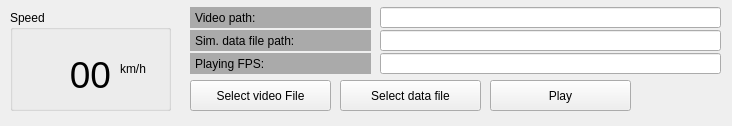
vietanhdev/open-adas, file src/simulation/simulation.ui: the form before one commit.
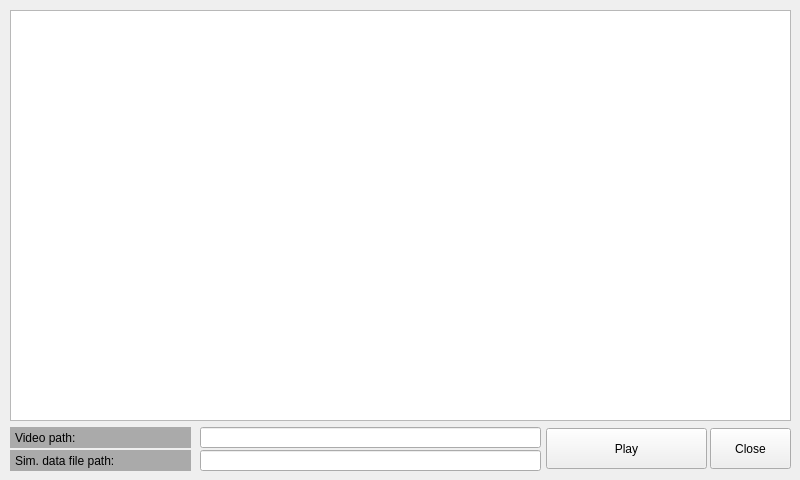
The form after the commit.

The edit to the form file:
```diff
--- a/src/simulation/simulation.ui
+++ b/src/simulation/simulation.ui
@@ -9,8 +9,8 @@
    <rect>
     <x>0</x>
     <y>0</y>
-    <width>732</width>
-    <height>126</height>
+    <width>800</width>
+    <height>480</height>
    </rect>
   </property>
   <property name="minimumSize">
@@ -31,24 +31,11 @@
   <property name="styleSheet">
    <string notr="true"/>
   </property>
-  <widget class="QPushButton" name="selectVideoBtn">
-   <property name="geometry">
-    <rect>
-     <x>190</x>
-     <y>80</y>
-     <width>141</width>
-     <height>31</height>
-    </rect>
-   </property>
-   <property name="text">
-    <string>Select video File</string>
-   </property>
-  </widget>
   <widget class="QLabel" name="label">
    <property name="geometry">
     <rect>
-     <x>190</x>
-     <y>7</y>
+     <x>10</x>
+     <y>427</y>
      <width>181</width>
      <height>21</height>
     </rect>
@@ -66,8 +53,8 @@
   <widget class="QLabel" name="label_3">
    <property name="geometry">
     <rect>
-     <x>190</x>
-     <y>30</y>
+     <x>10</x>
+     <y>450</y>
      <width>181</width>
      <height>21</height>
     </rect>
@@ -82,106 +69,24 @@
     <string>Sim. data file path:  </string>
    </property>
   </widget>
-  <widget class="QPushButton" name="selectDataFileBtn">
-   <property name="geometry">
-    <rect>
-     <x>340</x>
-     <y>80</y>
-     <width>141</width>
-     <height>31</height>
-    </rect>
-   </property>
-   <property name="text">
-    <string>Select data file</string>
-   </property>
-  </widget>
   <widget class="QPushButton" name="playBtn">
    <property name="geometry">
     <rect>
-     <x>490</x>
-     <y>80</y>
-     <width>141</width>
-     <height>31</height>
-    </rect>
-   </property>
-   <property name="text">
-    <string>Play</string>
-   </property>
-  </widget>
-  <widget class="QGroupBox" name="groupBox">
-   <property name="geometry">
-    <rect>
-     <x>10</x>
-     <y>10</y>
+     <x>546</x>
+     <y>428</y>
      <width>161</width>
-     <height>101</height>
+     <height>41</height>
     </rect>
-   </property>
-   <property name="title">
-    <string>Speed</string>
-   </property>
-   <widget class="QLabel" name="label_2">
-    <property name="geometry">
-     <rect>
-      <x>110</x>
-      <y>50</y>
-      <width>40</width>
-      <height>17</height>
-     </rect>
-    </property>
-    <property name="text">
-     <string>km/h</string>
-    </property>
-   </widget>
-   <widget class="QLabel" name="speedLabel">
-    <property name="geometry">
-     <rect>
-      <x>20</x>
-      <y>40</y>
-      <width>81</width>
-      <height>50</height>
-     </rect>
-    </property>
-    <property name="font">
-     <font>
-      <pointsize>28</pointsize>
-     </font>
-    </property>
-    <property name="layoutDirection">
-     <enum>Qt::RightToLeft</enum>
-    </property>
-    <property name="text">
-     <string>00</string>
-    </property>
-    <property name="alignment">
-     <set>Qt::AlignRight|Qt::AlignTrailing|Qt::AlignVCenter</set>
-    </property>
-   </widget>
-  </widget>
-  <widget class="QLabel" name="label_4">
-   <property name="geometry">
-    <rect>
-     <x>190</x>
-     <y>53</y>
-     <width>181</width>
-     <height>21</height>
-    </rect>
-   </property>
-   <property name="styleSheet">
-    <string notr="true">background: #AAAAAA;
-padding: 2px;
-color: #000;
-</string>
    </property>
    <property name="text">
-    <string>Playing FPS:</string>
+    <string>Play</string>
    </property>
   </widget>
   <widget class="QLineEdit" name="videoPathLabel">
    <property name="geometry">
     <rect>
-     <x>380</x>
-     <y>7</y>
+     <x>200</x>
+     <y>427</y>
      <width>341</width>
      <height>21</height>
     </rect>
@@ -193,8 +98,8 @@
   <widget class="QLineEdit" name="simDataPathLabel">
    <property name="geometry">
     <rect>
-     <x>380</x>
-     <y>30</y>
+     <x>200</x>
+     <y>450</y>
      <width>341</width>
      <height>21</height>
     </rect>
@@ -203,17 +108,54 @@
     <bool>true</bool>
    </property>
   </widget>
-  <widget class="QLineEdit" name="fpsLabel">
+  <widget class="QListWidget" name="simDataList">
    <property name="geometry">
     <rect>
-     <x>380</x>
-     <y>53</y>
-     <width>341</width>
-     <height>21</height>
+     <x>10</x>
+     <y>10</y>
+     <width>781</width>
+     <height>411</height>
     </rect>
    </property>
-   <property name="readOnly">
+   <property name="cursor" stdset="0">
+    <cursorShape>CrossCursor</cursorShape>
+   </property>
+   <property name="whatsThis">
+    <string notr="true"/>
+   </property>
+   <property name="iconSize">
+    <size>
+     <width>80</width>
+     <height>80</height>
+    </size>
+   </property>
+   <property name="flow">
+    <enum>QListView::LeftToRight</enum>
+   </property>
+   <property name="isWrapping" stdset="0">
     <bool>true</bool>
+   </property>
+   <property name="resizeMode">
+    <enum>QListView::Adjust</enum>
+   </property>
+   <property name="viewMode">
+    <enum>QListView::IconMode</enum>
+   </property>
+   <property name="uniformItemSizes">
+    <bool>true</bool>
+   </property>
+  </widget>
+  <widget class="QPushButton" name="closeBtn">
+   <property name="geometry">
+    <rect>
+     <x>710</x>
+     <y>428</y>
+     <width>81</width>
+     <height>41</height>
+    </rect>
+   </property>
+   <property name="text">
+    <string>Close</string>
    </property>
   </widget>
  </widget>
```
